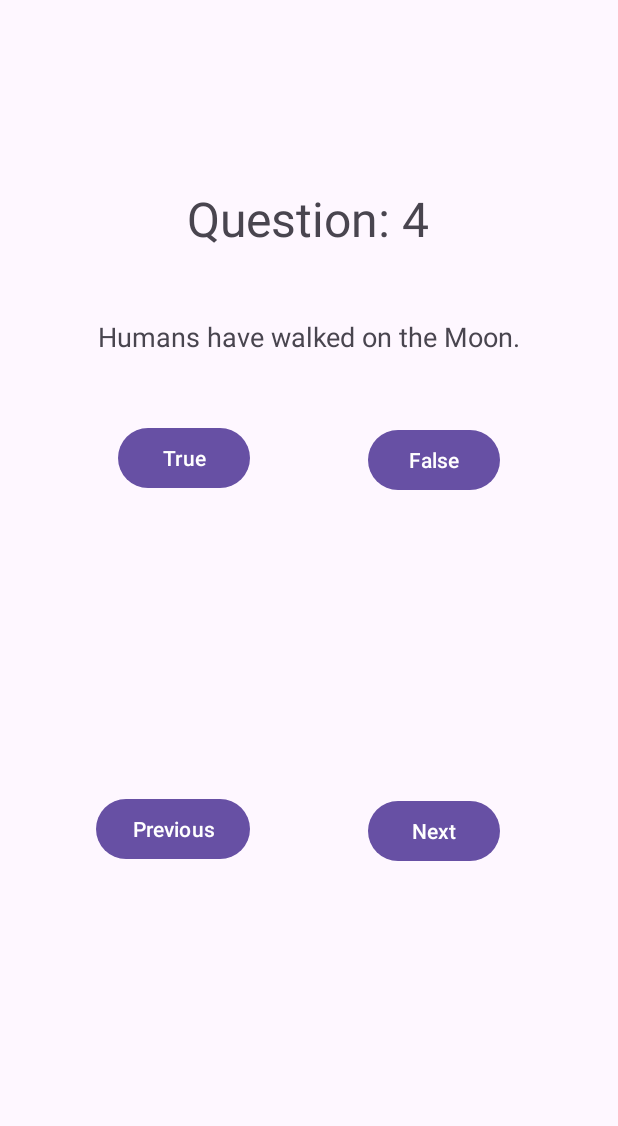
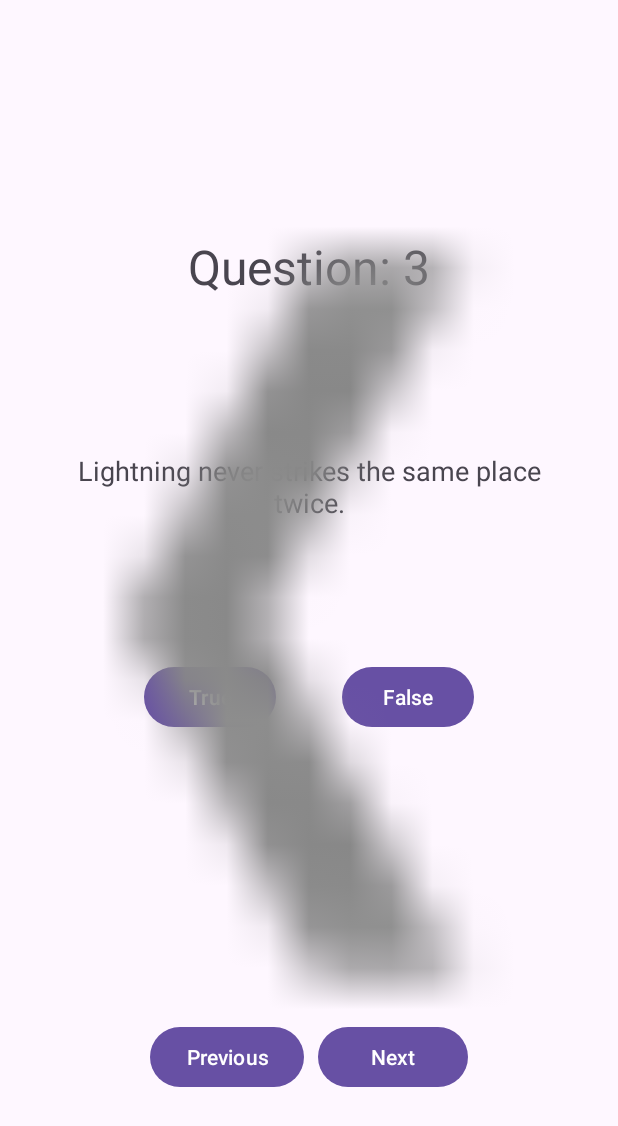
Before and after one commit to kreamin/CSC202, an Android app: the screen it shows after launch (MainActivity), after a tap on "Next", on a phone screen of 412 x 824 dp. Shown: the top 1126 px of the screen. Run offline under Robolectric (Android 15) with nearby library versions, the phone set to English and light mode, and no system bars; 3 other taps on this screen came first.

Commit message:
for home

```diff
--- a/app/src/main/java/com/example/myapplication/MainActivity.kt
+++ b/app/src/main/java/com/example/myapplication/MainActivity.kt
@@ -1,108 +1,62 @@
 package com.example.myapplication
 
-import android.app.appsearch.AppSearchSchema.BooleanPropertyConfig
+import QuizViewModel
 import android.os.Bundle
 import android.util.Log
 import android.view.View
-import android.widget.Button
-import android.widget.TextView
-import android.widget.Toast
 import androidx.activity.enableEdgeToEdge
+import androidx.activity.viewModels
 import androidx.appcompat.app.AppCompatActivity
 import androidx.core.view.ViewCompat
 import androidx.core.view.WindowInsetsCompat
 import androidx.lifecycle.lifecycleScope
+import com.example.myapplication.databinding.ActivityMainBinding
 import kotlinx.coroutines.delay
 import kotlinx.coroutines.launch
 
-interface Question {
-    val text: String
-    fun isCorrectAnswer(answer: Boolean): Boolean
-    val answered: Boolean
-}
+class MainActivity : AppCompatActivity() {
+    private lateinit var binding: ActivityMainBinding
+    private val quizViewModel: QuizViewModel by viewModels()
 
-data class TrueFalseQuestion(
-    override val text: String,
-    val correctAnswer: Boolean,
-    override var answered: Boolean = false
-): Question {
-    override fun isCorrectAnswer(answer: Boolean): Boolean {
-        answered = true
-        return answer == correctAnswer
-    }
-}
-
-val questions: List<Question> = listOf(
-    TrueFalseQuestion("Canberra is the capital of Australia", true),
-    TrueFalseQuestion("this class is going to be fun", false),
-    TrueFalseQuestion("Lightning never strikes the same place twice.", false),
-    TrueFalseQuestion("Humans have walked on the Moon.", true),
-    TrueFalseQuestion("Goldfish have a memory span of only three seconds.", false),
-    TrueFalseQuestion("There are more stars in the universe than grains of sand on Earth.", true),
-    TrueFalseQuestion("Bats are blind.", false),
-    TrueFalseQuestion("The Great Wall of China is visible from space.", false),
-    TrueFalseQuestion("Sharks are mammals.", false),
-    TrueFalseQuestion("Your fingernails keep growing after you die.", false),
-    TrueFalseQuestion("Water conducts electricity.", true),
-    TrueFalseQuestion("Mount Everest is the tallest mountain on Earth.", true),
-    TrueFalseQuestion("Bananas grow on trees.", false),
-    TrueFalseQuestion("Humans share about 50% of their DNA with bananas.", true),
-    TrueFalseQuestion("The human body has four lungs.", false),
-    TrueFalseQuestion("Sound travels faster in water than in air.", true),
-    TrueFalseQuestion("An octopus has three hearts.", true)
-)
-
-class MainActivity : AppCompatActivity() {
-    lateinit var trueButton: Button
-    lateinit var falseButton: Button
-    lateinit var nextButton: Button
-    lateinit var previousButton: Button
-    lateinit var questionNum: TextView
-    lateinit var questionTxt: TextView
-    var currentQuestion: Int = 0
+    var currentIndex: Int = 0
     override fun onCreate(savedInstanceState: Bundle?) {
         super.onCreate(savedInstanceState)
         enableEdgeToEdge()
         setContentView(R.layout.activity_main)
+        binding = ActivityMainBinding.inflate(layoutInflater)
+        setContentView(binding.root)
         ViewCompat.setOnApplyWindowInsetsListener(findViewById(R.id.main)) { v, insets ->
             val systemBars = insets.getInsets(WindowInsetsCompat.Type.systemBars())
             v.setPadding(systemBars.left, systemBars.top, systemBars.right, systemBars.bottom)
             insets
         }
 
-        questionNum = findViewById(R.id.questionNum)
-        questionTxt = findViewById(R.id.questionText)
-        trueButton = findViewById(R.id.trueButton)
-        falseButton = findViewById(R.id.falseButton)
-        nextButton = findViewById(R.id.Next)
-        previousButton = findViewById(R.id.Previous)
-
-        previousButton.setOnClickListener{ view: View ->
-            if (currentQuestion == 0) {
+        binding.Previous.setOnClickListener{ view: View ->
+            if (currentIndex == 0) {
                 println("cant do that")
             } else {
-                currentQuestion--
+                quizViewModel.moveToPrevious()
                 showQuestion()
             }
         }
 
-        nextButton.setOnClickListener{ view: View ->
-            if (currentQuestion + 1 == questions.size) {
+        binding.Next.setOnClickListener{ view: View ->
+            if (currentIndex + 1 == quizViewModel.questions.size) {
                 Log.w("cant do that", "cant do that")
             } else {
-                currentQuestion++
+                quizViewModel.moveToNext()
                 showQuestion()
             }
         }
 
-        trueButton.setOnClickListener{ view: View ->
-            val correct = questions[currentQuestion].isCorrectAnswer(true)
+        binding.trueButton.setOnClickListener{ view: View ->
+            val correct = quizViewModel.questions[currentIndex].isCorrectAnswer(true)
             nextQuestion(correct)
 
         }
 
-        falseButton.setOnClickListener{ view: View ->
-            val correct = questions[currentQuestion].isCorrectAnswer(false)
+        binding.falseButton.setOnClickListener{ view: View ->
+            val correct = quizViewModel.questions[currentIndex].isCorrectAnswer(false)
             nextQuestion(correct)
         }
 
@@ -110,38 +64,38 @@ class MainActivity : AppCompatActivity() {
     }
 
     fun showQuestion() {
-        val question = questions[currentQuestion]
-        questionNum.text = "Question: ${currentQuestion + 1}"
-        questionTxt.text = question.text
-        if (questions[currentQuestion].answered) {
-            trueButton.isEnabled = false
-            falseButton.isEnabled = false
+        val question = quizViewModel.questions[currentIndex]
+        binding.questionNum.text = "Question: ${currentIndex + 1}"
+        binding.questionText.text = question.text
+        if (quizViewModel.questions[currentIndex].answered) {
+            binding.trueButton.isEnabled = false
+            binding.falseButton.isEnabled = false
         } else {
-            trueButton.isEnabled = true
-            falseButton.isEnabled = true
+            binding.trueButton.isEnabled = true
+            binding.falseButton.isEnabled = true
         }
     }
 
     fun nextQuestion(correct: Boolean) {
         lifecycleScope.launch {
             if (correct) {
-                questionTxt.text = "Correct!"
+                binding.questionText.text = "Correct!"
             } else {
-                questionTxt.text = "Incorrect :("
+                binding.questionText.text = "Incorrect :("
             }
-            trueButton.isEnabled = false
-            falseButton.isEnabled = false
+            binding.trueButton.isEnabled = false
+            binding.falseButton.isEnabled = false
 
             delay(2000)
 
-            trueButton.isEnabled = true
-            falseButton.isEnabled = true
-            currentQuestion++
+            binding.trueButton.isEnabled = true
+            binding.falseButton.isEnabled = true
+            currentIndex++
 
-            if (currentQuestion >= questions.size) {
+            if (currentIndex >= quizViewModel.questions.size) {
                 println("congrats you finished the questionnaire")
-                trueButton.isEnabled = false
-                falseButton.isEnabled = false
+                binding.trueButton.isEnabled = false
+                binding.falseButton.isEnabled = false
             } else {
                 showQuestion()
             }
--- /dev/null
+++ b/app/src/main/java/com/example/myapplication/QuizViewModel.kt
@@ -0,0 +1,54 @@
+import androidx.lifecycle.ViewModel
+
+interface Question {
+    val text: String
+    fun isCorrectAnswer(answer: Boolean): Boolean
+    val answered: Boolean
+    val correctAnswer: Boolean
+}
+
+data class TrueFalseQuestion(
+    override val text: String,
+    override val correctAnswer: Boolean,
+    override var answered: Boolean = false
+): Question {
+    override fun isCorrectAnswer(answer: Boolean): Boolean {
+        answered = true
+        return answer == correctAnswer
+    }
+}
+
+private const val TAG = "QuizViewModel"
+class QuizViewModel : ViewModel() {
+    val questions: List<Question> = listOf(
+        TrueFalseQuestion("Canberra is the capital of Australia", true),
+        TrueFalseQuestion("this class is going to be fun", false),
+        TrueFalseQuestion("Lightning never strikes the same place twice.", false),
+        TrueFalseQuestion("Humans have walked on the Moon.", true),
+        TrueFalseQuestion("Goldfish have a memory span of only three seconds.", false),
+        TrueFalseQuestion("There are more stars in the universe than grains of sand on Earth.", true),
+        TrueFalseQuestion("Bats are blind.", false),
+        TrueFalseQuestion("The Great Wall of China is visible from space.", false),
+        TrueFalseQuestion("Sharks are mammals.", false),
+        TrueFalseQuestion("Your fingernails keep growing after you die.", false),
+        TrueFalseQuestion("Water conducts electricity.", true),
+        TrueFalseQuestion("Mount Everest is the tallest mountain on Earth.", true),
+        TrueFalseQuestion("Bananas grow on trees.", false),
+        TrueFalseQuestion("Humans share about 50% of their DNA with bananas.", true),
+        TrueFalseQuestion("The human body has four lungs.", false),
+        TrueFalseQuestion("Sound travels faster in water than in air.", true),
+        TrueFalseQuestion("An octopus has three hearts.", true)
+    )
+
+    private var currentIndex: Int = 0
+    val currentQuestionAnswer: Boolean
+        get() = questions[currentIndex].correctAnswer
+    val currentQuestionText: String
+        get() = questions[currentIndex].text
+    fun moveToNext() {
+        currentIndex = (currentIndex + 1) % questions.size
+    }
+    fun moveToPrevious() {
+        currentIndex = (currentIndex - 1) % questions.size
+    }
+}
--- a/app/src/main/res/layout/activity_main.xml
+++ b/app/src/main/res/layout/activity_main.xml
@@ -11,24 +11,25 @@
         android:id="@+id/questionNum"
         android:layout_width="wrap_content"
         android:layout_height="wrap_content"
+        android:layout_marginTop="25dp"
         android:text="Question: $$"
         android:textAlignment="center"
         android:textSize="32sp"
         app:layout_constraintBottom_toBottomOf="parent"
         app:layout_constraintEnd_toEndOf="parent"
-        app:layout_constraintHorizontal_bias="0.497"
+        app:layout_constraintHorizontal_bias="0.499"
         app:layout_constraintStart_toStartOf="parent"
         app:layout_constraintTop_toTopOf="parent"
-        app:layout_constraintVertical_bias="0.159" />
+        app:layout_constraintVertical_bias="0.173" />
 
     <TextView
         android:id="@+id/questionText"
-        android:layout_width="wrap_content"
-        android:layout_height="wrap_content"
-        android:text="TextView"
+        android:layout_width="336dp"
+        android:layout_height="71dp"
+        android:layout_marginTop="-350dp"
         android:textAlignment="center"
         android:textSize="18sp"
-        app:layout_constraintBottom_toTopOf="@+id/trueButton"
+        app:layout_constraintBottom_toBottomOf="parent"
         app:layout_constraintEnd_toEndOf="parent"
         app:layout_constraintStart_toStartOf="parent"
         app:layout_constraintTop_toBottomOf="@+id/questionNum" />
@@ -37,48 +38,48 @@
         android:id="@+id/trueButton"
         android:layout_width="wrap_content"
         android:layout_height="wrap_content"
-        android:layout_marginBottom="366dp"
+        android:layout_marginStart="96dp"
+        android:layout_marginTop="68dp"
+        android:rotationX="0"
         android:text="True"
-        app:layout_constraintBottom_toBottomOf="parent"
-        app:layout_constraintEnd_toStartOf="@+id/falseButton"
         app:layout_constraintStart_toStartOf="parent"
-        app:layout_constraintTop_toBottomOf="@+id/questionNum"
-        app:layout_constraintVertical_bias="0.47000003" />
+        app:layout_constraintTop_toBottomOf="@+id/questionText" />
 
     <Button
         android:id="@+id/falseButton"
         android:layout_width="wrap_content"
         android:layout_height="wrap_content"
-        android:layout_marginBottom="366dp"
+        android:layout_marginTop="68dp"
+        android:layout_marginEnd="96dp"
         android:text="False"
-        app:layout_constraintBottom_toBottomOf="parent"
         app:layout_constraintEnd_toEndOf="parent"
-        app:layout_constraintStart_toEndOf="@+id/trueButton"
-        app:layout_constraintTop_toBottomOf="@+id/questionNum"
-        app:layout_constraintVertical_bias="0.475" />
+        app:layout_constraintTop_toBottomOf="@+id/questionText" />
 
     <Button
         android:id="@+id/Previous"
         android:layout_width="wrap_content"
         android:layout_height="wrap_content"
-        android:layout_marginTop="199dp"
-        android:layout_marginBottom="206dp"
+        android:layout_marginStart="100dp"
+        android:layout_marginBottom="95dp"
         android:text="Previous"
         app:layout_constraintBottom_toBottomOf="parent"
-        app:layout_constraintEnd_toEndOf="@+id/trueButton"
-        app:layout_constraintTop_toBottomOf="@+id/trueButton"
-        app:layout_constraintVertical_bias="0.0" />
+        app:layout_constraintStart_toStartOf="parent"
+        />
+
+    <ImageView
+        android:id="@+id/arrowLeft"
+        android:layout_width="match_parent"
+        android:layout_height="match_parent"
+        android:src="@drawable/arrow_left" />
 
     <Button
         android:id="@+id/Next"
-        android:layout_width="wrap_content"
+        android:layout_width="100dp"
         android:layout_height="wrap_content"
-        android:layout_marginTop="199dp"
-        android:layout_marginBottom="206dp"
+        android:layout_marginEnd="100dp"
+        android:layout_marginBottom="95dp"
         android:text="Next"
         app:layout_constraintBottom_toBottomOf="parent"
-        app:layout_constraintStart_toStartOf="@+id/falseButton"
-        app:layout_constraintTop_toBottomOf="@+id/falseButton"
-        app:layout_constraintVertical_bias="0.0" />
+        app:layout_constraintEnd_toEndOf="parent" />
 
 </androidx.constraintlayout.widget.ConstraintLayout>
```
Also changed, not shown: app/build.gradle (+7 -0 lines), app/src/main/res/drawable-hdpi/arrow_left.png (added), app/src/main/res/drawable-hdpi/arrow_right.png (added), app/src/main/res/drawable-mdpi/arrow_left.png (added), app/src/main/res/drawable-mdpi/arrow_right.png (added), app/src/main/res/drawable-xhdpi/arrow_left.png (added), app/src/main/res/drawable-xhdpi/arrow_right.png (added), app/src/main/res/drawable-xxhdpi/arrow_left.png (added), app/src/main/res/drawable-xxhdpi/arrow_right.png (added), app/src/main/res/drawable-xxxhdpi/arrow_left.png (added), app/src/main/res/drawable-xxxhdpi/arrow_right.png (added).
